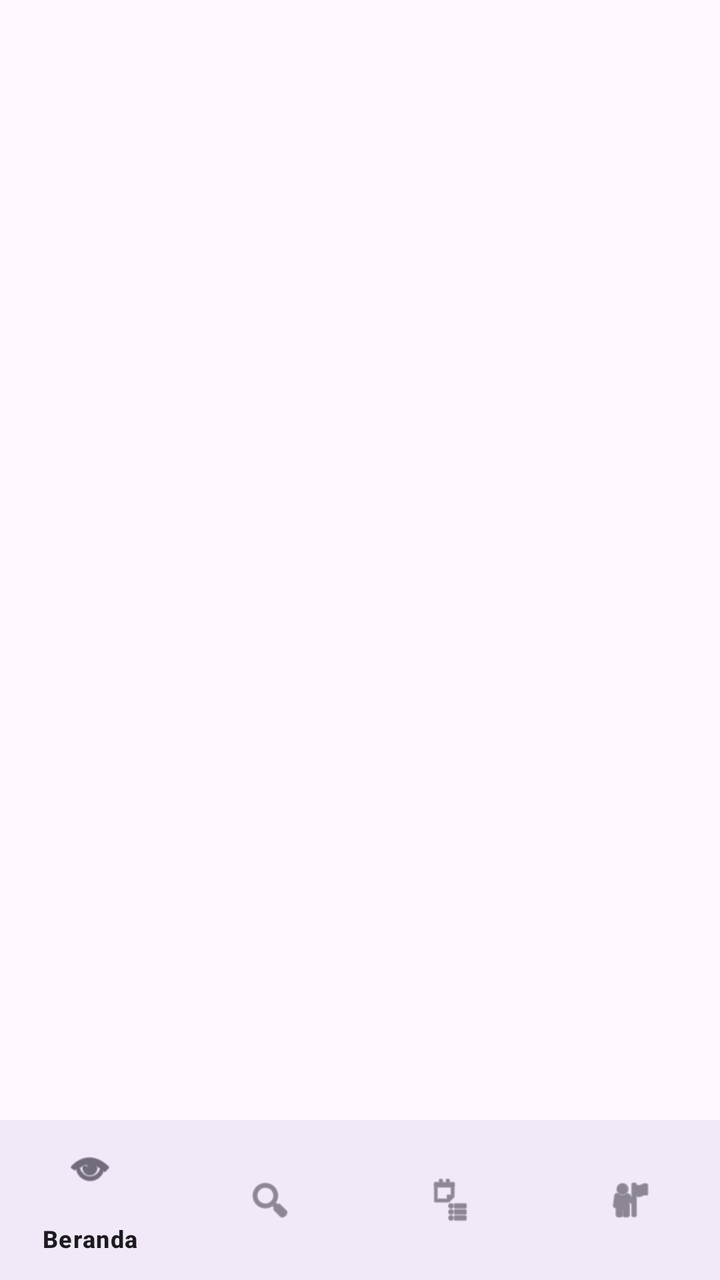
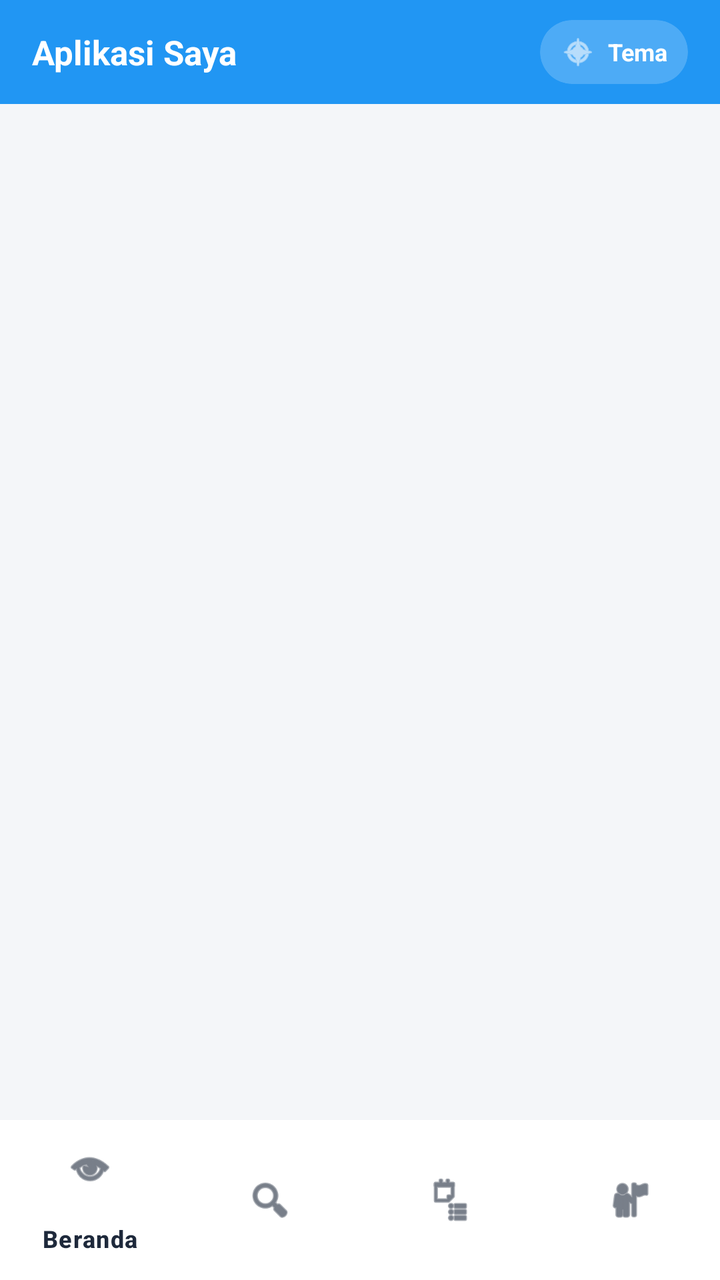

Compare the two renders of this Android layout. The source of the first and the diff that turns it into the second are given below.
<!-- AndroidManifest.xml: application theme Theme.FGFLAYS -->
<!-- res/layout/activity_main.xml -->
<?xml version="1.0" encoding="utf-8"?>
<androidx.constraintlayout.widget.ConstraintLayout xmlns:android="http://schemas.android.com/apk/res/android"
    xmlns:app="http://schemas.android.com/apk/res-auto"
    xmlns:tools="http://schemas.android.com/tools"
    android:id="@+id/main"
    android:layout_width="match_parent"
    android:layout_height="match_parent"
    tools:context=".MainActivity">

    
    <FrameLayout
        android:id="@+id/fragment_container"
        android:layout_width="0dp"
        android:layout_height="0dp"
        app:layout_constraintBottom_toTopOf="@id/bottom_navigation"
        app:layout_constraintEnd_toEndOf="parent"
        app:layout_constraintStart_toStartOf="parent"
        app:layout_constraintTop_toTopOf="parent" />

    
    <com.google.android.material.bottomnavigation.BottomNavigationView
        android:id="@+id/bottom_navigation"
        android:layout_width="0dp"
        android:layout_height="wrap_content"
        android:background="?android:attr/windowBackground"
        app:layout_constraintBottom_toBottomOf="parent"
        app:layout_constraintEnd_toEndOf="parent"
        app:layout_constraintStart_toStartOf="parent"
        app:menu="@menu/bottom_nav_menu" />

</androidx.constraintlayout.widget.ConstraintLayout>
<!-- resources referenced by this layout -->
<resources>
  <style name="Theme.FGFLAYS" parent="Base.Theme.FGFLAYS" />
  <style name="Base.Theme.FGFLAYS" parent="Theme.Material3.DayNight.NoActionBar">
          
          
      </style>
</resources>

<!-- the commit's change to res/layout/activity_main.xml (unified diff, before → after) -->
@@ -5,7 +5,83 @@
     android:id="@+id/main"
     android:layout_width="match_parent"
     android:layout_height="match_parent"
+    android:background="@color/bg_main"
     tools:context=".MainActivity">
+
+    
+    <com.google.android.material.appbar.MaterialToolbar
+        android:id="@+id/toolbar"
+        android:layout_width="0dp"
+        android:layout_height="52dp"
+        android:background="@color/primary_color"
+        app:contentInsetStart="0dp"
+        app:layout_constraintEnd_toEndOf="parent"
+        app:layout_constraintStart_toStartOf="parent"
+        app:layout_constraintTop_toTopOf="parent">
+
+        <androidx.constraintlayout.widget.ConstraintLayout
+            android:layout_width="match_parent"
+            android:layout_height="match_parent"
+            android:paddingStart="16dp"
+            android:paddingEnd="16dp">
+
+            <TextView
+                android:id="@+id/tvAppTitle"
+                android:layout_width="wrap_content"
+                android:layout_height="wrap_content"
+                android:text="Aplikasi Saya"
+                android:textColor="@android:color/white"
+                android:textSize="17sp"
+                android:textStyle="bold"
+                app:layout_constraintBottom_toBottomOf="parent"
+                app:layout_constraintStart_toStartOf="parent"
+                app:layout_constraintTop_toTopOf="parent" />
+
+            
+            <com.google.android.material.card.MaterialCardView
+                android:id="@+id/btnToggleTheme"
+                android:layout_width="wrap_content"
+                android:layout_height="32dp"
+                android:clickable="true"
+                android:focusable="true"
+                app:cardBackgroundColor="#33FFFFFF"
+                app:cardCornerRadius="16dp"
+                app:cardElevation="0dp"
+                app:strokeWidth="0dp"
+                app:layout_constraintBottom_toBottomOf="parent"
+                app:layout_constraintEnd_toEndOf="parent"
+                app:layout_constraintTop_toTopOf="parent">
+
+                <LinearLayout
+                    android:layout_width="wrap_content"
+                    android:layout_height="match_parent"
+                    android:gravity="center"
+                    android:orientation="horizontal"
+                    android:paddingStart="10dp"
+                    android:paddingEnd="10dp">
+
+                    <ImageView
+                        android:id="@+id/ivThemeIcon"
+                        android:layout_width="18dp"
+                        android:layout_height="18dp"
+                        android:src="@android:drawable/ic_menu_compass"
+                        app:tint="@android:color/white" />
+
+                    <TextView
+                        android:id="@+id/tvThemeText"
+                        android:layout_width="wrap_content"
+                        android:layout_height="wrap_content"
+                        android:layout_marginStart="6dp"
+                        android:text="Tema"
+                        android:textColor="@android:color/white"
+                        android:textSize="12sp"
+                        android:textStyle="bold" />
+                </LinearLayout>
+            </com.google.android.material.card.MaterialCardView>
+
+        </androidx.constraintlayout.widget.ConstraintLayout>
+
+    </com.google.android.material.appbar.MaterialToolbar>
 
     
     <FrameLayout
@@ -15,14 +91,16 @@
         app:layout_constraintBottom_toTopOf="@id/bottom_navigation"
         app:layout_constraintEnd_toEndOf="parent"
         app:layout_constraintStart_toStartOf="parent"
-        app:layout_constraintTop_toTopOf="parent" />
+        app:layout_constraintTop_toBottomOf="@id/toolbar" />
 
     
     <com.google.android.material.bottomnavigation.BottomNavigationView
         android:id="@+id/bottom_navigation"
         android:layout_width="0dp"
         android:layout_height="wrap_content"
-        android:background="?android:attr/windowBackground"
+        android:background="@color/bg_card"
+        app:itemIconTint="@color/text_main"
+        app:itemTextColor="@color/text_main"
         app:layout_constraintBottom_toBottomOf="parent"
         app:layout_constraintEnd_toEndOf="parent"
         app:layout_constraintStart_toStartOf="parent"
<!-- resource entries referenced after the edit -->
@@ -1,8 +1,10 @@
 <!-- resources referenced by this layout -->
 <resources>
-  <style name="Theme.FGFLAYS" parent="Base.Theme.FGFLAYS" />
-  <style name="Base.Theme.FGFLAYS" parent="Theme.Material3.DayNight.NoActionBar">
-          
+  <color name="bg_card">#FFFFFF</color>
+  <color name="bg_main">#F4F6F9</color>
+  <color name="primary_color">#2196F3</color>
+  <color name="text_main">#1E293B</color>
+  <style name="Theme.FGFLAYS" parent="Theme.Material3.DayNight.NoActionBar">
           
       </style>
 </resources>
